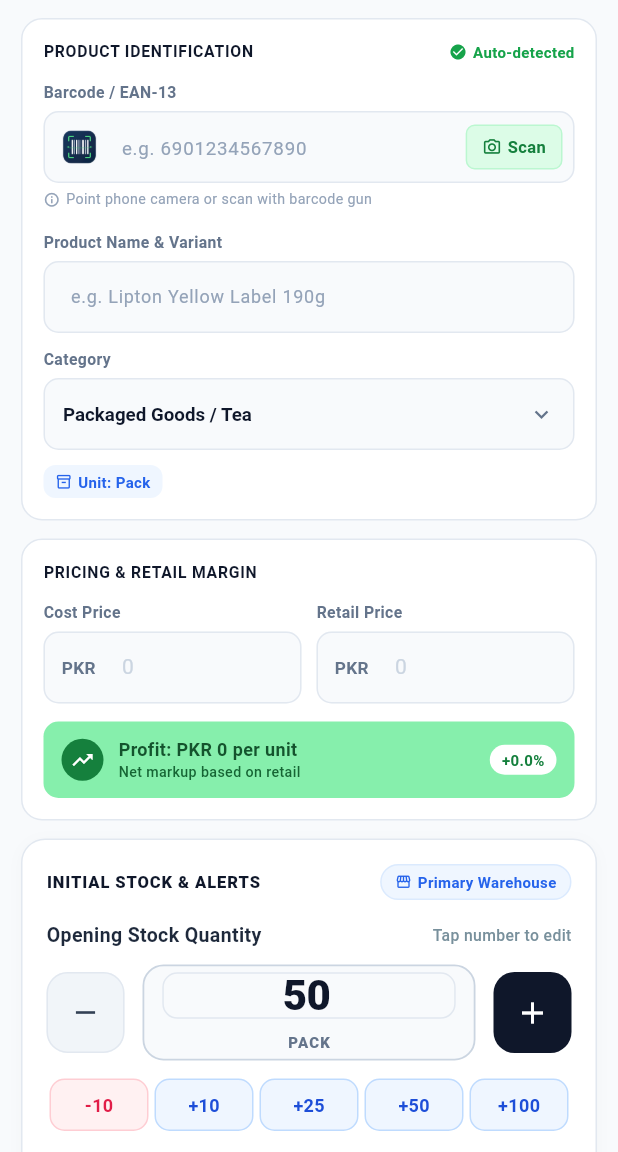
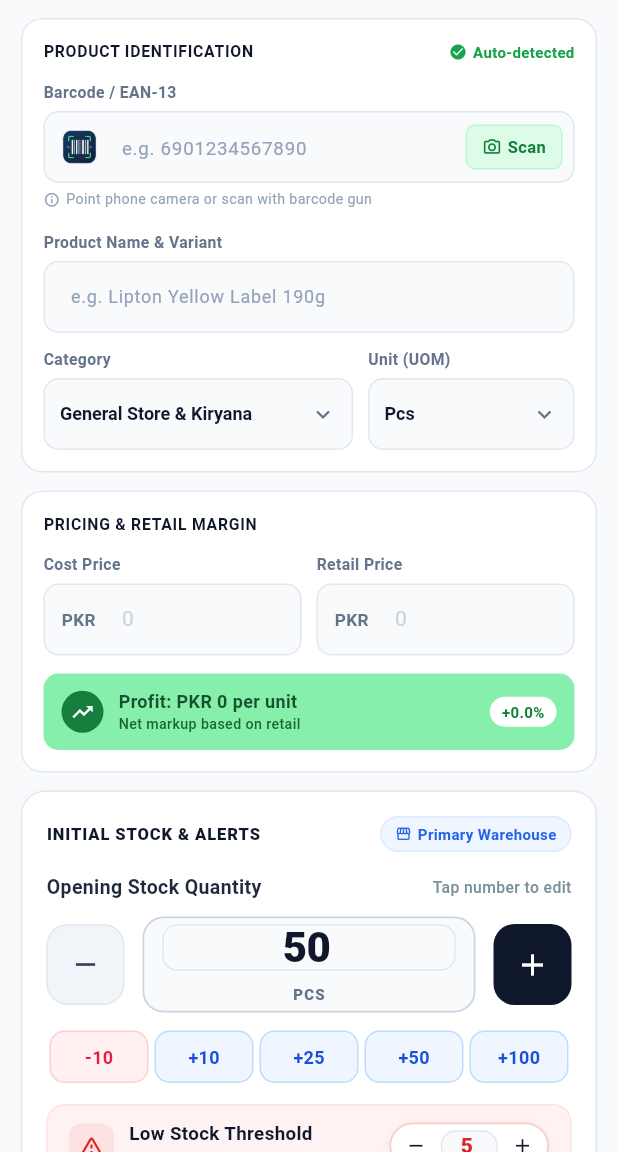
Before and after one commit to FahadMustafa001/KhataSmart, a Flutter app: the AddEditProductScreen screen opened by its route, on a phone screen of 412 x 824 dp, the part 84-1236 px from its top. Run offline on Flutter 3.47's test engine with Material 3 defaults, Android fonts, the phone set to English and light mode, and no system bars; our stand-ins replace cloud_firestore, firebase_auth, firebase_core, font_awesome_flutter, google_sign_in, local_auth and 3 more; missing offline and left inert: googleapis, mobile_scanner; accounts and stored records are empty.

Commit message:
feat(inventory): add dynamic UOM units and comprehensive business categories for retail, wholesale, and mandi

```diff
--- a/lib/views/inventory/add_edit_product_screen.dart
+++ b/lib/views/inventory/add_edit_product_screen.dart
@@ -33,19 +33,41 @@ class _AddEditProductScreenState extends State<AddEditProductScreen> {
 
   int _stockQuantity = 50;
   int _lowStockThreshold = 5;
-  String _selectedCategory = 'Packaged Goods / Tea';
-  final String _selectedUnit = 'Pack';
+  String _selectedCategory = 'General Store & Kiryana';
+  String _selectedUnit = 'Pcs';
   bool _trackExpiry = false;
 
+  static const List<String> _units = [
+    'Pcs',
+    'Kg',
+    'Gram',
+    'Mann (40kg)',
+    'Bori / Bag',
+    'Carton / Box',
+    'Pack',
+    'Dozen',
+    'Liter',
+    'Meter',
+    'Pair',
+    'Roll / Than',
+    'Other',
+  ];
+
   static const List<String> _categories = [
+    'General Store & Kiryana',
+    'Auto Spare Parts',
+    'Hardware & Sanitary',
+    'Mobile & Electronics',
+    'Garments & Fabrics',
+    'Medicines & Pharmacy',
+    'Grains & Mandi (غلہ منڈی)',
+    'Fruits & Vegetables (سبزی منڈی)',
+    'Cosmetics & Perfumes',
+    'Dairy & Bakery',
+    'Wholesale & Bulk',
     'Packaged Goods / Tea',
-    'Dairy & Milk',
     'Cooking Oil & Ghee',
-    'Snacks & Biscuits',
-    'Beverages & Drinks',
-    'Spices & Condiments',
-    'Bakery & Bread',
-    'Household Goods',
+    'Snacks & Beverages',
     'Other',
   ];
 
@@ -66,6 +88,9 @@ class _AddEditProductScreenState extends State<AddEditProductScreen> {
       _stockQuantity = p.stockQty;
       _lowStockThreshold = p.minStockAlert;
       _selectedCategory = p.category;
+      if (p.unit.isNotEmpty) {
+        _selectedUnit = p.unit;
+      }
     }
     _stockController = TextEditingController(text: '$_stockQuantity');
     _lowStockController = TextEditingController(text: '$_lowStockThreshold');
@@ -120,6 +145,7 @@ class _AddEditProductScreenState extends State<AddEditProductScreen> {
       salePrice: _retailPrice,
       stockQty: stockVal,
       category: _selectedCategory,
+      unit: _selectedUnit,
       shopId: widget.existingProduct?.shopId ?? ShopState.instance.activeShopId,
       minStockAlert: lowStockVal,
     );
@@ -467,13 +493,18 @@ class _AddEditProductScreenState extends State<AddEditProductScreen> {
 
           const SizedBox(height: 10),
 
-          // Category Selector
+          Row(
+            children: [
+              Expanded(
+                flex: 3,
+                child: Column(
+                  crossAxisAlignment: CrossAxisAlignment.start,
+                  children: [
                     _fieldLabel('Category'),
                     const SizedBox(height: 5),
-
                     Container(
                       height: 48,
-            padding: const EdgeInsets.symmetric(horizontal: 12),
+                      padding: const EdgeInsets.symmetric(horizontal: 10),
                       decoration: BoxDecoration(
                         color: const Color(0xFFF8FAFC),
                         borderRadius: BorderRadius.circular(10),
@@ -489,13 +520,15 @@ class _AddEditProductScreenState extends State<AddEditProductScreen> {
                           icon: const Icon(Icons.keyboard_arrow_down,
                               size: 18, color: Color(0xFF64748B)),
                           style: const TextStyle(
-                  fontSize: 12.5,
+                            fontSize: 12,
                             fontWeight: FontWeight.w600,
                             color: Color(0xFF0F172A),
                           ),
                           items: _categories
                               .map(
-                        (cat) => DropdownMenuItem(value: cat, child: Text(cat)))
+                                  (cat) => DropdownMenuItem(
+                                      value: cat,
+                                      child: Text(cat, overflow: TextOverflow.ellipsis)))
                               .toList(),
                           onChanged: (val) {
                             if (val != null) setState(() => _selectedCategory = val);
@@ -503,29 +536,49 @@ class _AddEditProductScreenState extends State<AddEditProductScreen> {
                         ),
                       ),
                     ),
-
-          const SizedBox(height: 10),
-
-          // Unit chip (static)
-          Row(
+                  ],
+                ),
+              ),
+              const SizedBox(width: 10),
+              Expanded(
+                flex: 2,
+                child: Column(
+                  crossAxisAlignment: CrossAxisAlignment.start,
                   children: [
+                    _fieldLabel('Unit (UOM)'),
+                    const SizedBox(height: 5),
                     Container(
-                padding: const EdgeInsets.symmetric(horizontal: 8, vertical: 4),
+                      height: 48,
+                      padding: const EdgeInsets.symmetric(horizontal: 10),
                       decoration: BoxDecoration(
-                  color: const Color(0xFFEFF6FF),
-                  borderRadius: BorderRadius.circular(8),
+                        color: const Color(0xFFF8FAFC),
+                        borderRadius: BorderRadius.circular(10),
+                        border: Border.all(color: const Color(0xFFE2E8F0)),
                       ),
-                child: Row(
-                  children: [
-                    const Icon(Icons.inventory_2_outlined,
-                        size: 11, color: Color(0xFF2563EB)),
-                    const SizedBox(width: 4),
-                    Text(
-                      'Unit: $_selectedUnit',
+                      child: DropdownButtonHideUnderline(
+                        child: DropdownButton<String>(
+                          value: _units.contains(_selectedUnit)
+                              ? _selectedUnit
+                              : _units.first,
+                          isExpanded: true,
+                          isDense: true,
+                          icon: const Icon(Icons.keyboard_arrow_down,
+                              size: 18, color: Color(0xFF64748B)),
                           style: const TextStyle(
-                        fontSize: 10,
-                        fontWeight: FontWeight.bold,
-                        color: Color(0xFF2563EB),
+                            fontSize: 12,
+                            fontWeight: FontWeight.w600,
+                            color: Color(0xFF0F172A),
+                          ),
+                          items: _units
+                              .map(
+                                  (u) => DropdownMenuItem(
+                                      value: u,
+                                      child: Text(u, overflow: TextOverflow.ellipsis)))
+                              .toList(),
+                          onChanged: (val) {
+                            if (val != null) setState(() => _selectedUnit = val);
+                          },
+                        ),
                       ),
                     ),
                   ],
```
Lines whose indentation alone changed are shown as unchanged.
